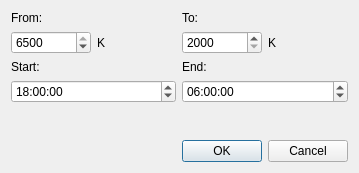
Old version of the form src/tempscheduler.ui in the repository ArtrixTech/DynaGammy.
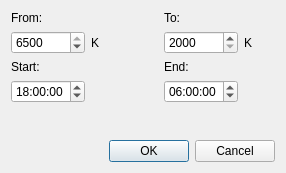
New version of the form.

Commit message: Add configure temp button

What changed in the file:
```diff
--- a/src/tempscheduler.ui
+++ b/src/tempscheduler.ui
@@ -6,18 +6,38 @@
    <rect>
     <x>0</x>
     <y>0</y>
-    <width>359</width>
+    <width>286</width>
     <height>173</height>
    </rect>
   </property>
   <property name="windowTitle">
-   <string>Dialog</string>
+   <string>Temperature configuration</string>
   </property>
   <layout class="QGridLayout" name="gridLayout">
+   <item row="0" column="3" colspan="2">
+    <widget class="QLabel" name="label_4">
+     <property name="text">
+      <string>To:</string>
+     </property>
+    </widget>
+   </item>
+   <item row="2" column="3">
+    <widget class="QLabel" name="label_2">
+     <property name="text">
+      <string>End:</string>
+     </property>
+    </widget>
+   </item>
    <item row="1" column="3">
-    <widget class="QLabel" name="label_6">
-     <property name="text">
-      <string>K</string>
+    <widget class="QSpinBox" name="tempEndBox">
+     <property name="minimum">
+      <number>2000</number>
+     </property>
+     <property name="maximum">
+      <number>6500</number>
+     </property>
+     <property name="singleStep">
+      <number>100</number>
      </property>
     </widget>
    </item>
@@ -28,7 +48,41 @@
      </property>
     </widget>
    </item>
-   <item row="3" column="0" colspan="2">
+   <item row="1" column="0">
+    <widget class="QSpinBox" name="tempStartBox">
+     <property name="minimum">
+      <number>2000</number>
+     </property>
+     <property name="maximum">
+      <number>6500</number>
+     </property>
+     <property name="singleStep">
+      <number>100</number>
+     </property>
+     <property name="value">
+      <number>6500</number>
+     </property>
+    </widget>
+   </item>
+   <item row="1" column="1">
+    <widget class="QLabel" name="label_5">
+     <property name="text">
+      <string>K</string>
+     </property>
+    </widget>
+   </item>
+   <item row="3" column="3">
+    <widget class="QTimeEdit" name="timeEndBox">
+     <property name="time">
+      <time>
+       <hour>6</hour>
+       <minute>0</minute>
+       <second>0</second>
+      </time>
+     </property>
+    </widget>
+   </item>
+   <item row="3" column="0">
     <widget class="QTimeEdit" name="timeStartBox">
      <property name="timeSpec">
       <enum>Qt::LocalTime</enum>
@@ -42,51 +96,10 @@
      </property>
     </widget>
    </item>
-   <item row="5" column="2" colspan="2">
-    <widget class="QDialogButtonBox" name="buttonBox">
-     <property name="orientation">
-      <enum>Qt::Horizontal</enum>
-     </property>
-     <property name="standardButtons">
-      <set>QDialogButtonBox::Cancel|QDialogButtonBox::Ok</set>
-     </property>
-    </widget>
-   </item>
-   <item row="2" column="2">
-    <widget class="QLabel" name="label_2">
+   <item row="1" column="4">
+    <widget class="QLabel" name="label_6">
      <property name="text">
-      <string>End:</string>
-     </property>
-    </widget>
-   </item>
-   <item row="0" column="2" colspan="2">
-    <widget class="QLabel" name="label_4">
-     <property name="text">
-      <string>To:</string>
-     </property>
-    </widget>
-   </item>
-   <item row="1" column="2">
-    <widget class="QSpinBox" name="tempEndBox">
-     <property name="minimum">
-      <number>2000</number>
-     </property>
-     <property name="maximum">
-      <number>6500</number>
-     </property>
-     <property name="singleStep">
-      <number>100</number>
-     </property>
-    </widget>
-   </item>
-   <item row="3" column="2" colspan="2">
-    <widget class="QTimeEdit" name="timeEndBox">
-     <property name="time">
-      <time>
-       <hour>6</hour>
-       <minute>0</minute>
-       <second>0</second>
-      </time>
+      <string>K</string>
      </property>
     </widget>
    </item>
@@ -97,13 +110,6 @@
      </property>
     </widget>
    </item>
-   <item row="1" column="1">
-    <widget class="QLabel" name="label_5">
-     <property name="text">
-      <string>K</string>
-     </property>
-    </widget>
-   </item>
    <item row="4" column="2">
     <spacer name="verticalSpacer">
      <property name="orientation">
@@ -117,19 +123,13 @@
      </property>
     </spacer>
    </item>
-   <item row="1" column="0">
-    <widget class="QSpinBox" name="tempStartBox">
-     <property name="minimum">
-      <number>2000</number>
+   <item row="5" column="0" colspan="5">
+    <widget class="QDialogButtonBox" name="buttonBox">
+     <property name="orientation">
+      <enum>Qt::Horizontal</enum>
      </property>
-     <property name="maximum">
-      <number>6500</number>
-     </property>
-     <property name="singleStep">
-      <number>100</number>
-     </property>
-     <property name="value">
-      <number>6500</number>
+     <property name="standardButtons">
+      <set>QDialogButtonBox::Cancel|QDialogButtonBox::Ok</set>
      </property>
     </widget>
    </item>
@@ -138,13 +138,14 @@
   <zorder>label_6</zorder>
   <zorder>label</zorder>
   <zorder>timeStartBox</zorder>
-  <zorder>buttonBox</zorder>
   <zorder>label_2</zorder>
   <zorder>label_4</zorder>
   <zorder>tempEndBox</zorder>
   <zorder>timeEndBox</zorder>
   <zorder>label_3</zorder>
   <zorder>label_5</zorder>
+  <zorder>buttonBox</zorder>
+  <zorder>verticalSpacer</zorder>
  </widget>
  <resources/>
  <connections>
```
The commit also changes 4 other files.
